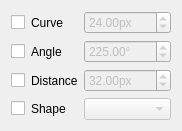
Old version of the form src/widgets/other_widgets/cusp_style_widget.ui in the repository fredfichant/icsograf.
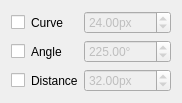
New version of the form.

```diff
--- a/src/widgets/other_widgets/cusp_style_widget.ui
+++ b/src/widgets/other_widgets/cusp_style_widget.ui
@@ -7,7 +7,7 @@
     <x>0</x>
     <y>0</y>
     <width>164</width>
-    <height>131</height>
+    <height>100</height>
    </rect>
   </property>
   <layout class="QGridLayout" name="gridLayout">
@@ -59,16 +59,6 @@
      </property>
     </widget>
    </item>
-   <item row="4" column="2">
-    <widget class="QComboBox" name="combo_cusp_shape">
-     <property name="enabled">
-      <bool>false</bool>
-     </property>
-     <property name="toolTip">
-      <string>Shape style</string>
-     </property>
-    </widget>
-   </item>
    <item row="3" column="0">
     <widget class="QCheckBox" name="check_cusp_distance"/>
    </item>
@@ -113,16 +103,6 @@
      </property>
     </widget>
    </item>
-   <item row="4" column="1">
-    <widget class="QLabel" name="label_5">
-     <property name="text">
-      <string>Shape</string>
-     </property>
-     <property name="buddy">
-      <cstring>combo_cusp_shape</cstring>
-     </property>
-    </widget>
-   </item>
    <item row="2" column="0">
     <widget class="QCheckBox" name="check_cusp_angle"/>
    </item>
@@ -136,9 +116,6 @@
      </property>
     </widget>
    </item>
-   <item row="4" column="0">
-    <widget class="QCheckBox" name="check_cusp_shape"/>
-   </item>
    <item row="3" column="1">
     <widget class="QLabel" name="label_4">
      <property name="text">
```
Left out of the diff: 16 changed lines with no effect on the pictures.
